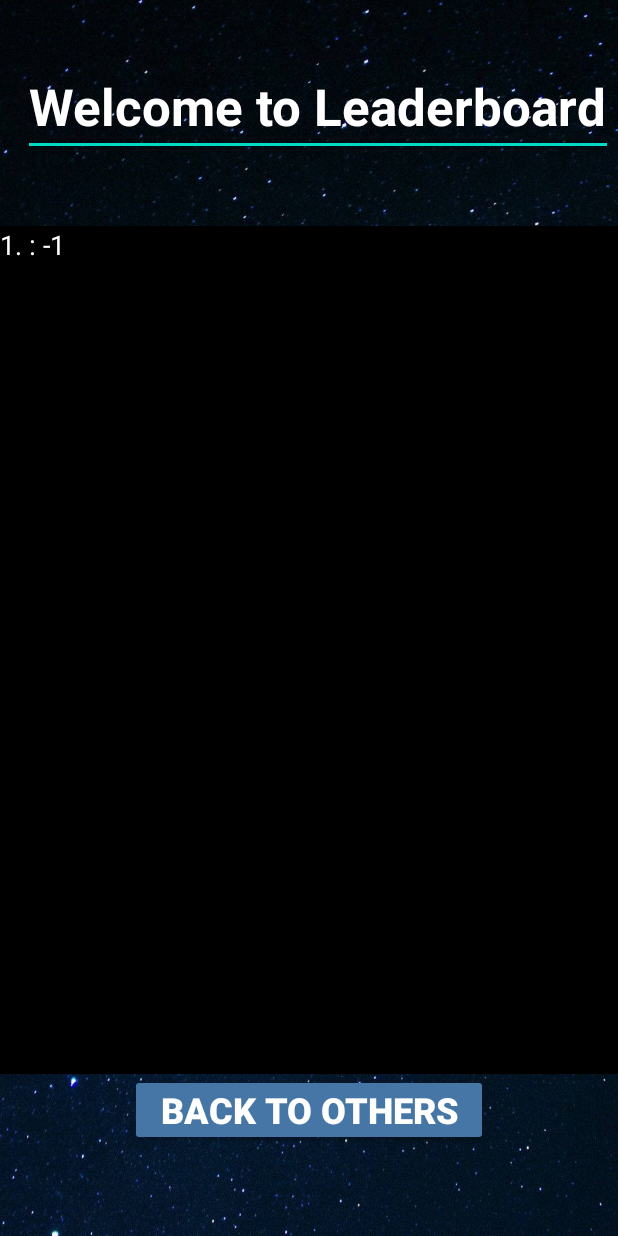
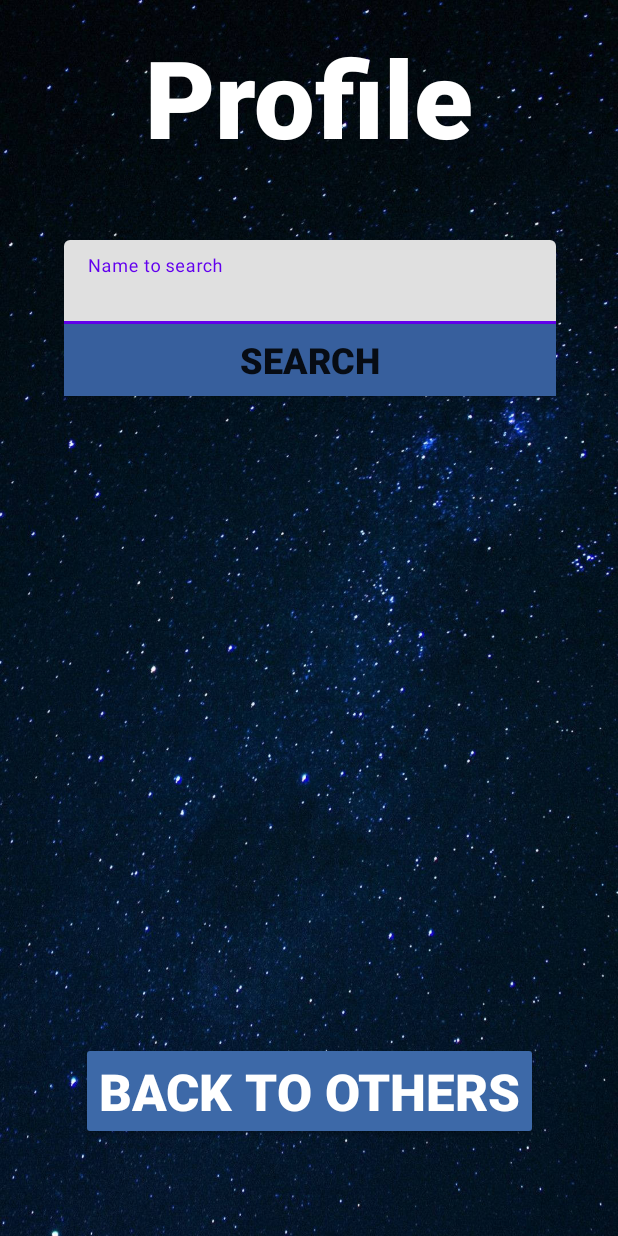
Before and after one commit to RealSyncro/DX1221_GuiCheng_Immanuel_220844R_234577Z, an Android app: the OtherPage screen opened directly, with no data from a screen before it, after a tap on "PROFILE", on a phone screen of 412 x 824 dp. Run offline under Robolectric (Android 15) with nearby library versions, the phone set to English and light mode, and no system bars.

Commit message:
UI Polish and Bug Fixes
XML Pages
- Integrated profile page.
- Cleaned up UI for shop & others
- Added accelerometer toggle checkmark to settings

Accelerometer
- Integrated controls to game input.

Leaderboard
- Will now initialize leaderboard with pre-built data when Application is first installed.

```diff
--- a/app/src/main/AndroidManifest.xml
+++ b/app/src/main/AndroidManifest.xml
@@ -53,6 +53,11 @@
             tools:ignore="DiscouragedApi,LockedOrientationActivity">
         </activity>
 
+        <activity android:name=".main.pages.ProfilePage"
+            android:screenOrientation ="sensorPortrait"
+            tools:ignore="DiscouragedApi,LockedOrientationActivity">
+        </activity>
+
 
 
         <activity android:name=".mgp2d.mgp2d.core.GameActivity"
--- a/app/src/main/java/com/sdm/dx1221_guicheng_immanuel_220844r_234577z/main/MainGameScene.java
+++ b/app/src/main/java/com/sdm/dx1221_guicheng_immanuel_220844r_234577z/main/MainGameScene.java
@@ -28,7 +28,6 @@ import com.sdm.dx1221_guicheng_immanuel_220844r_234577z.mgp2d.mgp2d.core.GameSce
 import com.sdm.dx1221_guicheng_immanuel_220844r_234577z.mgp2d.mgp2d.core.extra.UIObject;
 import com.sdm.dx1221_guicheng_immanuel_220844r_234577z.mgp2d.mgp2d.core.Vector2;
 
-import java.util.List;
 import java.util.Random;
 import java.util.Vector;
 
--- a/app/src/main/java/com/sdm/dx1221_guicheng_immanuel_220844r_234577z/main/pages/MainMenu.java
+++ b/app/src/main/java/com/sdm/dx1221_guicheng_immanuel_220844r_234577z/main/pages/MainMenu.java
@@ -56,7 +56,7 @@ public class MainMenu extends Activity implements View.OnClickListener{
         AudioController.Get().PlaySFX(R.raw.button_click);
 
         SharedPreferences _sharedData = getSharedPreferences("Statistics", MODE_PRIVATE);
-        SaveSystem.Get().InitShared(_sharedData);
+        SaveSystem.Get().InitShared(_sharedData, getApplicationContext());
     }
 
     @Override
--- a/app/src/main/java/com/sdm/dx1221_guicheng_immanuel_220844r_234577z/main/pages/OtherPage.java
+++ b/app/src/main/java/com/sdm/dx1221_guicheng_immanuel_220844r_234577z/main/pages/OtherPage.java
@@ -66,7 +66,7 @@ public class OtherPage extends Activity implements View.OnClickListener{
             startActivity(new Intent().setClass(this, ShopPage.class));
         }
         else if (v == _profileButton) {
-            startActivity(new Intent().setClass(this, LeaderboardPage.class));
+            startActivity(new Intent().setClass(this, ProfilePage.class));
         }
         else if (v == _leaderboardButton) {
             startActivity(new Intent().setClass(this, LeaderboardPage.class));
--- /dev/null
+++ b/app/src/main/java/com/sdm/dx1221_guicheng_immanuel_220844r_234577z/main/pages/ProfilePage.java
@@ -0,0 +1,56 @@
+package com.sdm.dx1221_guicheng_immanuel_220844r_234577z.main.pages;
+
+import android.app.Activity;
+import android.content.Intent;
+import android.os.Bundle;
+import android.util.Log;
+import android.view.View;
+import android.widget.Button;
+
+import com.sdm.dx1221_guicheng_immanuel_220844r_234577z.R;
+import com.sdm.dx1221_guicheng_immanuel_220844r_234577z.main.common.AudioController;
+
+public class ProfilePage extends Activity implements View.OnClickListener{
+    private Button _searchButton;
+    private Button _backButton;
+
+    @Override
+    protected void onCreate(Bundle saveInstanceState) {
+        super.onCreate(saveInstanceState);
+        setContentView(R.layout.profile_page);
+
+        _searchButton = findViewById(R.id.profile_search_button);
+        _searchButton.setOnClickListener(this);
+
+        _backButton = findViewById(R.id.profile_back_button);
+        _backButton.setOnClickListener(this);
+    }
+
+    @Override
+    protected void onStart() {
+        super.onStart();
+        AudioController.Get().PlaySFX(R.raw.button_click);
+    }
+
+    @Override
+    protected void onResume() {
+        super.onResume();
+        AudioController.Get().ResumeAllSFXPlayer();
+    }
+
+    @Override
+    protected void onPause() {
+        super.onPause();
+        AudioController.Get().PauseAllSFXPlayer();
+    }
+
+    @Override
+    public void onClick(View v) {
+        if (v == _searchButton) {
+            Log.w("PROFILE_PAGE", "Search Button Function");
+        }
+        else if (v == _backButton) {
+            startActivity(new Intent().setClass(this, OtherPage.class));
+        }
+    }
+}
--- a/app/src/main/java/com/sdm/dx1221_guicheng_immanuel_220844r_234577z/main/pages/ShopPage.java
+++ b/app/src/main/java/com/sdm/dx1221_guicheng_immanuel_220844r_234577z/main/pages/ShopPage.java
@@ -85,7 +85,7 @@ public class ShopPage extends FragmentActivity implements View.OnClickListener {
         _shopItem.Button_BuyItem.setOnClickListener(this);
 
         _shopItemUI.add(_shopItem);
-        _shopLayout.addView(_shopItem.LL_ItemContainer);
+        _shopLayout.addView(_shopItem.LL_ItemLayout);
     }
     private int dpToPx(int dp) {
         float density = this.getResources().getDisplayMetrics().density;
--- a/app/src/main/res/layout/help_page.xml
+++ b/app/src/main/res/layout/help_page.xml
@@ -134,7 +134,7 @@
         android:layout_height="wrap_content"
         android:layout_marginBottom="28dp"
         android:backgroundTint="#3D69A8"
-        android:fontFamily="sans-serif-medium"
+        android:fontFamily="sans-serif-black"
         android:text="@string/settings_back_text"
         android:textAlignment="center"
         android:textColor="#FFFFFF"
--- a/app/src/main/res/layout/profile_page.xml
+++ b/app/src/main/res/layout/profile_page.xml
@@ -1,35 +1,80 @@
 <?xml version="1.0" encoding="utf-8"?>
 <androidx.constraintlayout.widget.ConstraintLayout xmlns:android="http://schemas.android.com/apk/res/android"
+    xmlns:app="http://schemas.android.com/apk/res-auto"
     xmlns:tools="http://schemas.android.com/tools"
     android:layout_width="match_parent"
-    android:layout_height="match_parent">
+    android:layout_height="match_parent"
+    android:background="@drawable/bg_menu"
+    android:visibility="visible">
 
-    <com.google.android.material.textfield.TextInputLayout
-        android:layout_width="409dp"
+    <TextView
+        android:id="@+id/profile_page_header"
+        android:layout_width="wrap_content"
         android:layout_height="wrap_content"
-        tools:layout_editor_absoluteX="1dp"
-        tools:layout_editor_absoluteY="78dp">
+        android:layout_marginTop="16dp"
+        android:layout_marginBottom="47dp"
+        android:fontFamily="sans-serif-medium"
+        android:text="@string/profile_header_text"
+        android:textAlignment="center"
+        android:textAllCaps="false"
+        android:textColor="#FFFFFF"
+        android:textSize="72sp"
+        android:textStyle="bold"
+        app:layout_constraintBottom_toTopOf="@+id/linearLayout4"
+        app:layout_constraintEnd_toEndOf="parent"
+        app:layout_constraintStart_toStartOf="parent"
+        app:layout_constraintTop_toTopOf="parent" />
 
-        <com.google.android.material.textfield.TextInputEditText
+    <LinearLayout
+        android:id="@+id/linearLayout4"
+        android:layout_width="328dp"
+        android:layout_height="0dp"
+        android:layout_marginBottom="34dp"
+        android:orientation="vertical"
+        app:layout_constraintBottom_toTopOf="@+id/profile_back_button"
+        app:layout_constraintEnd_toEndOf="@+id/profile_page_header"
+        app:layout_constraintStart_toStartOf="@+id/profile_page_header"
+        app:layout_constraintTop_toBottomOf="@+id/profile_page_header">
+
+        <com.google.android.material.textfield.TextInputLayout
+            android:id="@+id/textInputLayout2"
+            android:layout_width="match_parent"
+            android:layout_height="wrap_content">
+
+            <com.google.android.material.textfield.TextInputEditText
+                android:layout_width="match_parent"
+                android:layout_height="wrap_content"
+                android:hint="@string/profile_placeholder_text"/>
+
+        </com.google.android.material.textfield.TextInputLayout>
+
+        <Button
+            android:id="@+id/profile_search_button"
             android:layout_width="match_parent"
             android:layout_height="wrap_content"
-            android:hint="Name to search" />
+            android:background="#375F9D"
+            android:fontFamily="sans-serif-black"
+            android:text="@string/profile_search_text"
+            android:textSize="24sp" />
 
-    </com.google.android.material.textfield.TextInputLayout>
+    </LinearLayout>
 
     <Button
-        android:id="@+id/search_btn"
-        android:layout_width="216dp"
-        android:layout_height="60dp"
-        android:layout_weight="1"
-        android:text="Search"
-        tools:layout_editor_absoluteX="97dp"
-        tools:layout_editor_absoluteY="179dp" />
+        android:id="@+id/profile_back_button"
+        android:layout_width="wrap_content"
+        android:layout_height="wrap_content"
+        android:layout_marginBottom="64dp"
+        android:backgroundTint="#3D69A8"
+        android:fontFamily="sans-serif-black"
+        android:text="@string/profile_back_text"
+        android:textAlignment="center"
+        android:textColor="#FFFFFF"
+        android:textSize="34sp"
+        android:textStyle="normal"
+        android:visibility="visible"
+        app:layout_constraintBottom_toBottomOf="parent"
+        app:layout_constraintEnd_toEndOf="@+id/linearLayout4"
+        app:layout_constraintStart_toStartOf="@+id/linearLayout4"
+        app:layout_constraintTop_toBottomOf="@+id/linearLayout4" />
 
-    <TextView
-        android:layout_width="284dp"
-        android:layout_height="57dp"
-        android:text="TextView"
-        tools:layout_editor_absoluteX="41dp"
-        tools:layout_editor_absoluteY="260dp" />
 </androidx.constraintlayout.widget.ConstraintLayout>
--- a/app/src/main/res/values/strings.xml
+++ b/app/src/main/res/values/strings.xml
@@ -22,6 +22,7 @@
     <string name="settings_header_text">Settings </string>
     <string name="settings_master_bgm_text">Background (BGM):</string>
     <string name="settings_master_sfx_text">Sound SFX:</string>
+    <string name="settings_accelerometer">Enable Accelerometer</string>
     <string name="settings_back_text">Back to Menu</string>
 
     // Other Page - (Inventory, Shop, Profile, Leaderboard)
@@ -32,9 +33,14 @@
     <string name="other_leaderboard_text">Leaderboard</string>
     <string name="other_back_text">Back to Menu</string>
 
-    // Leaderboard Page
-    <string name="leaderboard_header_text">Welcome to Leaderboard!</string>
-    <string name="leaderboard_back_text">Back to Others</string>
+    // Inventory Page
+    <string name="inventory_header_text">Inventory</string>
+    <string name="inventory_currency_text"> </string>
+
+    <string name="inventory_item_01_header">The Item</string>
+    <string name="inventory_item_01_quantity">Quantity: 1</string>
+    <string name="inventory_sample_text">Equip</string>
+    <string name="inventory_back_text">Back to Others</string>
 
     // Shop Page
     <string name="shop_header_text">Shop</string>
@@ -45,18 +51,21 @@
     <string name="shop_sample_text">Buy</string>
     <string name="shop_back_text">Back to Others</string>
 
-    // Inventory Page
-    <string name="inventory_header_text">Inventory</string>
-    <string name="inventory_currency_text"> </string>
+    // Leaderboard Page
+    <string name="leaderboard_header_text">Welcome to Leaderboard!</string>
+    <string name="leaderboard_back_text">Back to Others</string>
 
-    <string name="inventory_item_01_header">The Item</string>
-    <string name="inventory_item_01_quantity">Quantity: 1</string>
-    <string name="inventory_sample_text">Equip</string>
-    <string name="inventory_back_text">Back to Others</string>
-
+    // Profile Page
+    <string name="profile_header_text">Profile</string>
+    <string name="profile_placeholder_text">Name to search</string>
+    <string name="profile_search_text">Search</string>
+    <string name="profile_back_text">Back to Others</string>
 
     // Game Over Page
     <string name="game_over_header_text">Game Over</string>
+    <string name="game_over_score_text">Score: </string>
+    <string name="game_over_coin_text">Coins Gained: </string>
+    <string name="game_over_SubmitText">Submit</string>
     <string name="game_over_back_text">Back to Menu</string>
-    <string name="game_over_score_text">Score: </string>
+
 </resources>
```
Also changed, not shown: app/src/main/assets/initialise_leaderboard.txt (added, +10 -0 lines), app/src/main/java/com/sdm/dx1221_guicheng_immanuel_220844r_234577z/main/common/FileSystem.java (+61 -0 lines), app/src/main/java/com/sdm/dx1221_guicheng_immanuel_220844r_234577z/main/common/SaveSystem.java (+8 -2 lines), app/src/main/java/com/sdm/dx1221_guicheng_immanuel_220844r_234577z/main/ig_ui/InputController.java (+17 -5 lines), app/src/main/java/com/sdm/dx1221_guicheng_immanuel_220844r_234577z/main/pages/GameoverPage.java (+7 -5 lines), app/src/main/java/com/sdm/dx1221_guicheng_immanuel_220844r_234577z/main/pages/Settings.java (+22 -3 lines), app/src/main/java/com/sdm/dx1221_guicheng_immanuel_220844r_234577z/main/ui/ShopUI.java (+32 -33 lines), app/src/main/res/layout/game_over_page.xml (+73 -48 lines), app/src/main/res/layout/settings.xml (+62 -35 lines), app/src/main/res/layout/shop_page.xml (+18 -27 lines).
